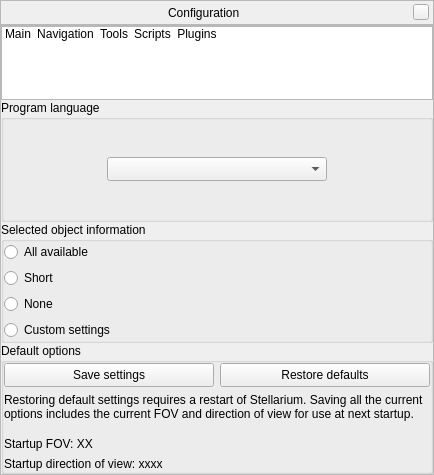
Above: src/gui/configurationDialog.ui from 519984307/stellarium_src before the change. Below: the same form after it.
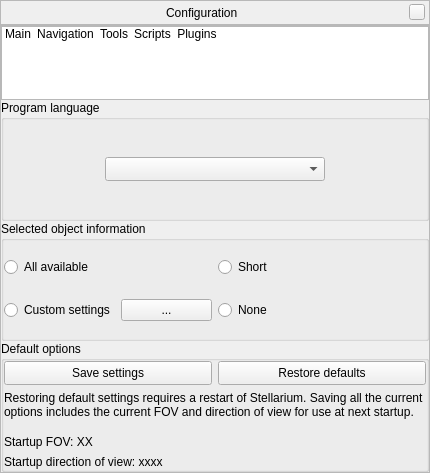
That is the form after the change. Icons and pictures are not drawn. Custom widgets are drawn as their Qt base class.

Commit message: added GUI skeleton for custom info dialog

```diff
--- a/src/gui/configurationDialog.ui
+++ b/src/gui/configurationDialog.ui
@@ -6,8 +6,8 @@
    <rect>
     <x>0</x>
     <y>0</y>
-    <width>434</width>
-    <height>475</height>
+    <width>430</width>
+    <height>473</height>
    </rect>
   </property>
   <property name="styleSheet">
@@ -212,6 +212,8 @@
               <number>0</number>
              </property>
              <item>
+              <layout class="QHBoxLayout" name="horizontalLayout_13">
+               <item>
               <widget class="QRadioButton" name="allSelectedInfoRadio">
                <property name="toolTip">
                 <string>Display all information available</string>
@@ -231,16 +233,12 @@
                </property>
               </widget>
              </item>
-             <item>
-              <widget class="QRadioButton" name="noSelectedInfoRadio">
-               <property name="toolTip">
-                <string>Display no information</string>
-               </property>
-               <property name="text">
-                <string>None</string>
-               </property>
-              </widget>
+              </layout>
              </item>
+             <item>
+              <layout class="QHBoxLayout" name="horizontalLayout_14">
+               <item>
+                <layout class="QHBoxLayout" name="horizontalLayout_16">
              <item>
               <widget class="QRadioButton" name="customSelectedInfoRadio">
                <property name="toolTip">
@@ -250,6 +248,27 @@
                 <string>Custom settings</string>
                </property>
               </widget>
+                 </item>
+                 <item>
+                  <widget class="QPushButton" name="pushButtonCustomInfoDialog">
+                   <property name="text">
+                    <string>...</string>
+                   </property>
+                  </widget>
+                 </item>
+                </layout>
+               </item>
+               <item>
+                <widget class="QRadioButton" name="noSelectedInfoRadio">
+                 <property name="toolTip">
+                  <string>Display no information</string>
+                 </property>
+                 <property name="text">
+                  <string>None</string>
+                 </property>
+                </widget>
+               </item>
+              </layout>
              </item>
             </layout>
            </widget>
```
Lines whose indentation alone changed are shown as unchanged. The commit also changes 3 other files.
